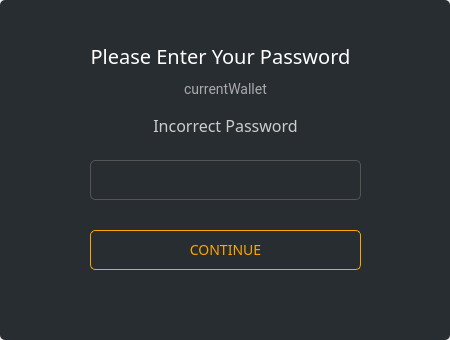
Qt form src/gui/ui/passworddialog.ui (ConcealNetwork/conceal-desktop) before a commit.
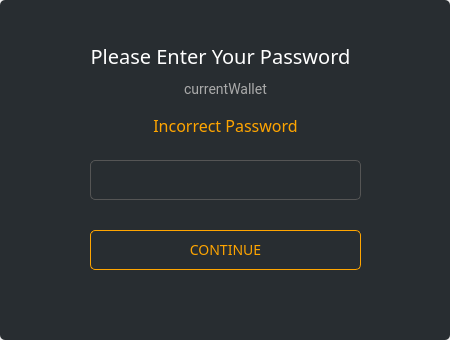
The same form after that commit.

Commit message: Change incorrect password message to orange

What changed in the file:
```diff
--- a/src/gui/ui/passworddialog.ui
+++ b/src/gui/ui/passworddialog.ui
@@ -176,7 +176,7 @@
        </font>
       </property>
       <property name="styleSheet">
-       <string notr="true">color: #ccc; font-size: 16px; border: none;</string>
+       <string notr="true">color: orange; font-size: 16px; border: none;</string>
       </property>
       <property name="text">
        <string>Incorrect Password</string>
```
